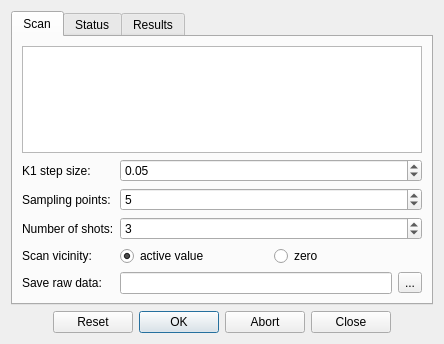
Qt form madgui/online/offcal.ui (hibtc/madgui) before a commit.
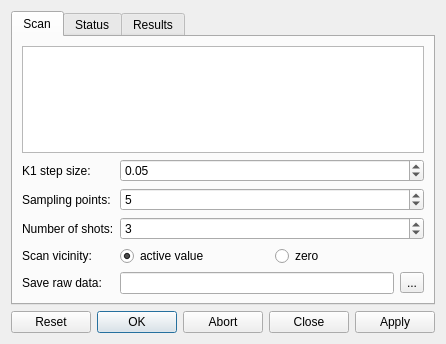
The same form after that commit. Custom widgets are drawn as their Qt base class.

Commit message: Add "Apply" button

The edit to the form file:
```diff
--- a/madgui/online/offcal.ui
+++ b/madgui/online/offcal.ui
@@ -174,7 +174,7 @@
    <item>
     <widget class="QDialogButtonBox" name="btns">
      <property name="standardButtons">
-      <set>QDialogButtonBox::Abort|QDialogButtonBox::Reset|QDialogButtonBox::Close|QDialogButtonBox::Ok</set>
+      <set>QDialogButtonBox::Abort|QDialogButtonBox::Apply|QDialogButtonBox::Close|QDialogButtonBox::Ok|QDialogButtonBox::Reset</set>
      </property>
      <property name="centerButtons">
       <bool>true</bool>
```
The commit also changes 1 other file.
